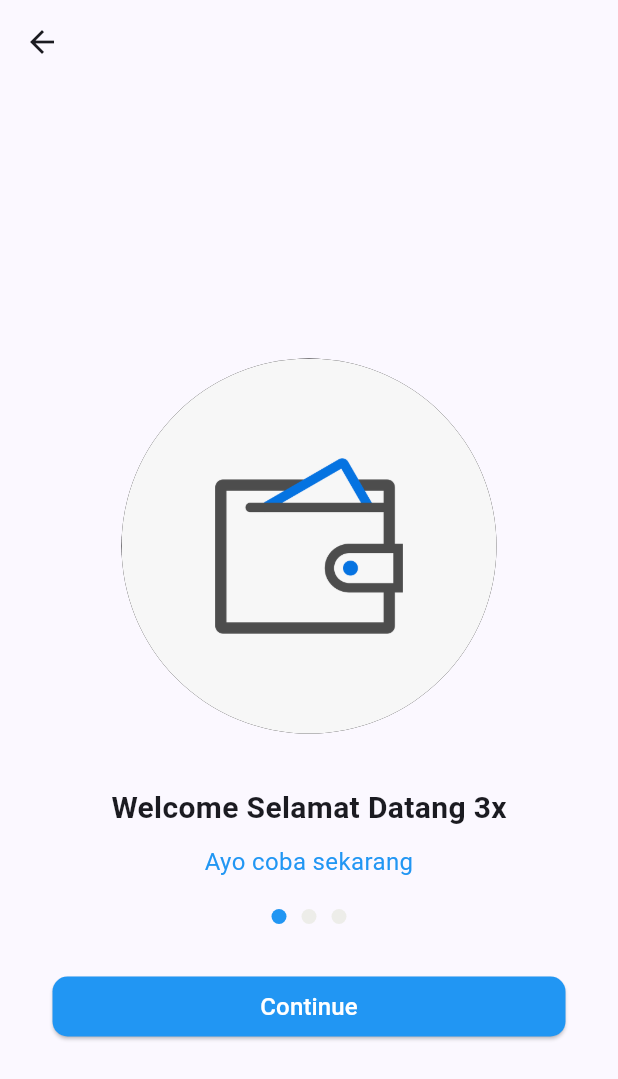
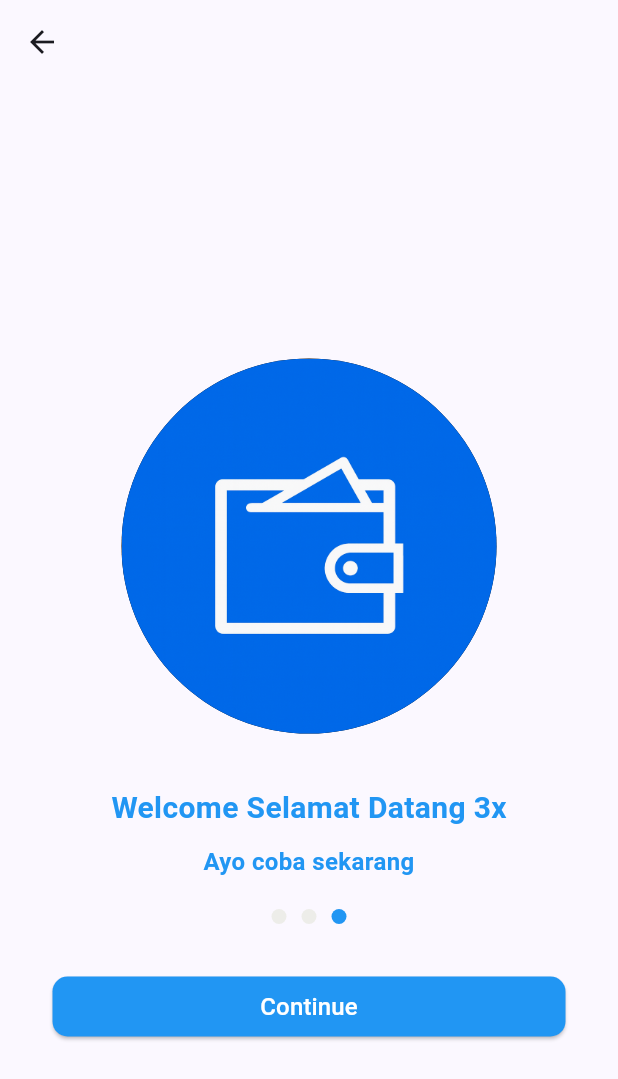
Before and after one commit to str122-xyz/Tugas-Week-6, a Flutter app: the SplashScreen3 screen opened directly, on a phone screen of 412 x 824 dp. Shown: the top 1079 px of the screen. Run offline on Flutter 3.47's test engine with Material 3 defaults, Android fonts, the phone set to English and light mode, and no system bars.

Commit message:
Update tampilan SplashScreen3: ganti gambar, teks, subtitle, bullet aktif terakhir, dan navigasi ke Login

```diff
--- a/lib/screen/splash_screen_3.dart
+++ b/lib/screen/splash_screen_3.dart
@@ -1,5 +1,6 @@
 import 'package:flutter/material.dart';
 import '../main.dart';
+import 'package:flutter_splash_screen/login/login.dart';
 
 class SplashScreen3 extends StatelessWidget {
   const SplashScreen3({super.key});
@@ -22,7 +23,7 @@ class SplashScreen3 extends StatelessWidget {
                 shape: BoxShape.circle,
                 color: Colors.black,
                 image: DecorationImage(
-                  image: AssetImage("assets/logo.png"),
+                  image: AssetImage("assets/logo3.png"),
                   fit: BoxFit.cover,
                 ),
               ),
@@ -30,7 +31,11 @@ class SplashScreen3 extends StatelessWidget {
             SizedBox(height: 10),
             Text(
               "Welcome Selamat Datang 3x",
-              style: TextStyle(fontSize: 20.0, fontWeight: FontWeight.bold),
+              style: TextStyle(
+                fontSize: 20.0,
+                fontWeight: FontWeight.bold,
+                color: Colors.blue,
+              ),
             ),
             SizedBox(height: 10),
             Text(
@@ -39,23 +44,13 @@ class SplashScreen3 extends StatelessWidget {
               style: TextStyle(
                 fontSize: 16.0,
                 color: Colors.blue,
-                fontWeight: FontWeight.normal,
+                fontWeight: FontWeight.bold,
               ),
             ),
             SizedBox(height: 20),
             Row(
               mainAxisAlignment: MainAxisAlignment.center,
               children: [
-                // Bullet aktif
-                Container(
-                  width: 10,
-                  height: 10,
-                  decoration: BoxDecoration(
-                    shape: BoxShape.circle,
-                    color: Colors.blue,
-                  ),
-                ),
-                SizedBox(width: 10),
                 // Bullet non-aktif
                 Container(
                   width: 10,
@@ -75,6 +70,16 @@ class SplashScreen3 extends StatelessWidget {
                     color: Color(0xFFedede9),
                   ),
                 ),
+                SizedBox(width: 10),
+                // Bullet aktif
+                Container(
+                  width: 10,
+                  height: 10,
+                  decoration: BoxDecoration(
+                    shape: BoxShape.circle,
+                    color: Colors.blue,
+                  ),
+                ),
               ],
             ),
             SizedBox(height: 35),
@@ -85,7 +90,10 @@ class SplashScreen3 extends StatelessWidget {
                 width: double.infinity,
                 child: ElevatedButton(
                   onPressed: () {
-                    // TODO: panggil halaman berikutnya
+                    Navigator.push(
+                      context,
+                      MaterialPageRoute(builder: (context) => Login()),
+                    );
                   },
                   style: ElevatedButton.styleFrom(
                     backgroundColor: Colors.blue,
```
